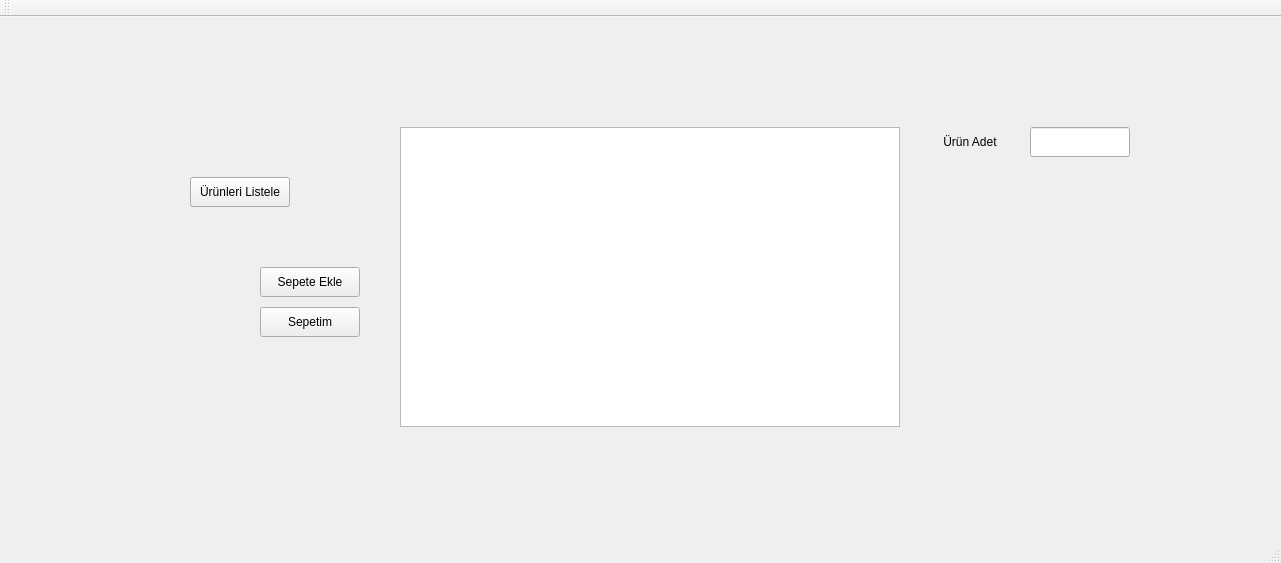
First picture: the form in Cart/mainwindow.ui, repository YunusEmreAlps/Cart_Widget_App, before the edit.
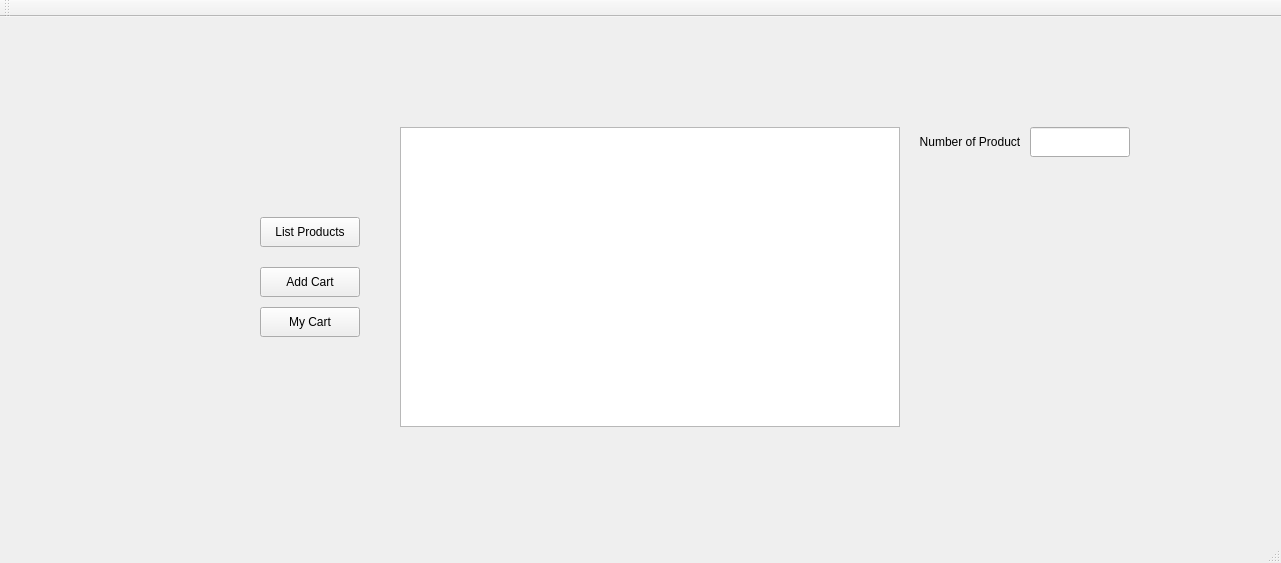
Second picture: the form after the edit.

What changed in the file:
```diff
--- a/Cart/mainwindow.ui
+++ b/Cart/mainwindow.ui
@@ -24,20 +24,20 @@
      </rect>
     </property>
     <property name="text">
-     <string>Sepete Ekle</string>
+     <string>Add Cart</string>
     </property>
    </widget>
    <widget class="QPushButton" name="list_info">
     <property name="geometry">
      <rect>
-      <x>190</x>
-      <y>160</y>
+      <x>260</x>
+      <y>200</y>
       <width>100</width>
       <height>30</height>
      </rect>
     </property>
     <property name="text">
-     <string>Ürünleri Listele</string>
+     <string>List Products</string>
     </property>
    </widget>
    <widget class="QPushButton" name="Box">
@@ -50,7 +50,7 @@
      </rect>
     </property>
     <property name="text">
-     <string>Sepetim</string>
+     <string>My Cart</string>
     </property>
    </widget>
    <widget class="QTableView" name="tableView">
@@ -83,7 +83,7 @@
      </rect>
     </property>
     <property name="text">
-     <string>Ürün Adet</string>
+     <string>Number of Product</string>
     </property>
     <property name="alignment">
      <set>Qt::AlignCenter</set>
```
